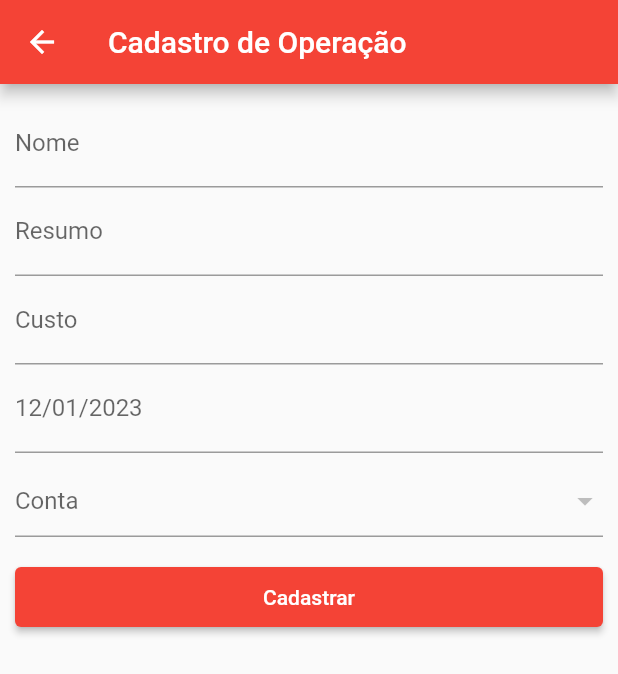
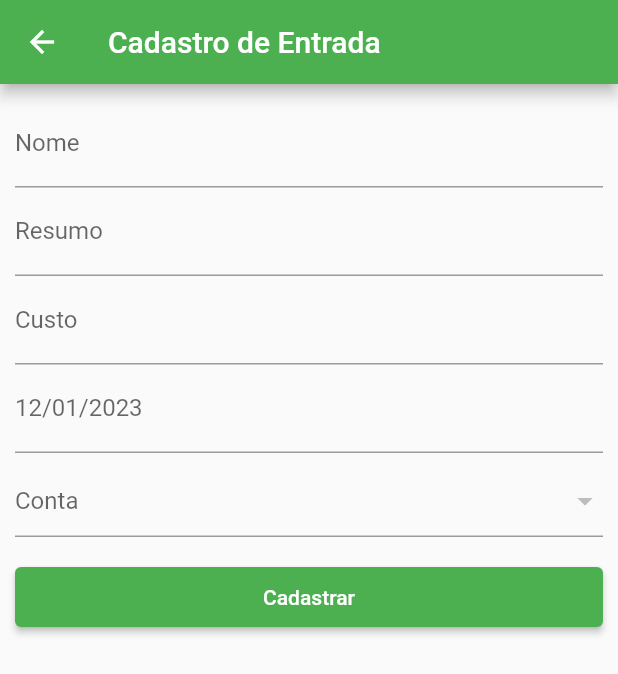
Before and after one commit to le0matias/gerenciamento_financas_pessoais, a Flutter app: the CadastrarOperacaoPage screen opened directly, after a tap on "Cadastrar", on a phone screen of 412 x 824 dp. Shown: the top 674 px of the screen. Run offline on Flutter 3.47's test engine with Material 2 defaults, Android fonts, the phone set to English and light mode, and no system bars; our stand-ins replace date_format, flutter_speed_dial, sqflite; accounts and stored records are empty.

```diff
--- a/lib/main.dart
+++ b/lib/main.dart
@@ -1,6 +1,7 @@
 import 'package:flutter/material.dart';
 import 'package:flutter_localizations/flutter_localizations.dart';
 import 'package:gerenciamento_financas_pessoais/pages/cadastrar_conta/cadastrar_conta_page.dart';
+import 'package:gerenciamento_financas_pessoais/pages/home/home_page.dart';
 
 import 'pages/cadastrar_operacao/cadastrar_operacao_page.dart';
 
@@ -12,13 +13,15 @@ class Main extends StatelessWidget {
   Widget build(BuildContext context) {
     return MaterialApp(
       localizationsDelegates: const [
+        GlobalCupertinoLocalizations.delegate,
         GlobalMaterialLocalizations.delegate,
         GlobalWidgetsLocalizations.delegate,
       ],
       supportedLocales: const [Locale('pt', 'BR'),],
       debugShowCheckedModeBanner: true,
       // home: CadastrarContaPage(),
-      home: CadastrarOperacaoPage(tipoOperacao: 'saida',),
+      // home: CadastrarOperacaoPage(tipoOperacao: 'entrada',),
+      home: HomePage(),
     );
   }
 }
--- a/lib/pages/cadastrar_operacao/cadastrar_operacao_page.dart
+++ b/lib/pages/cadastrar_operacao/cadastrar_operacao_page.dart
@@ -1,6 +1,7 @@
 import 'package:flutter/material.dart';
 
 import 'package:date_format/date_format.dart';
+import 'package:gerenciamento_financas_pessoais/pages/home/home_page.dart';
 import 'package:gerenciamento_financas_pessoais/services/operacao_service.dart';
 
 import '../../models/operacao.dart';
@@ -42,8 +43,10 @@ class _CadastrarOperacaoPageState extends State<CadastrarOperacaoPage> {
   Widget build(BuildContext context) {
     return Scaffold(
       appBar: AppBar(
-        title: const Text('Cadastro de Operação'),
-        backgroundColor: widget.tipoOperacao == 'entrada' ? Colors.blue : Colors.red,
+        title: Text(
+          widget.tipoOperacao == 'entrada' ? 'Cadastro de Entrada' : 'Cadastro de Saída'
+        ),
+        backgroundColor: widget.tipoOperacao == 'entrada' ? Colors.green : Colors.red,
       ),
       body: FutureBuilder(
         future: _carregaContas,
@@ -120,9 +123,12 @@ class _CadastrarOperacaoPageState extends State<CadastrarOperacaoPage> {
                                 custo: double.parse(_custoController.text),
                             );
                             os.addOperacao(novaOperacao);
+                            Navigator.of(context).push(
+                                MaterialPageRoute(builder: (_) => HomePage())
+                            );
                           },
                           style: ElevatedButton.styleFrom(
-                            backgroundColor: widget.tipoOperacao == 'entrada' ? Colors.blue : Colors.red
+                            backgroundColor: widget.tipoOperacao == 'entrada' ? Colors.green : Colors.red
                           ),
                           child: const Text('Cadastrar'),
                         ),
--- a/lib/pages/home/components/card_conta.dart
+++ b/lib/pages/home/components/card_conta.dart
@@ -41,7 +41,7 @@ Widget cardConta(BuildContext context, Conta conta) {
           ),
           const Positioned(
             top: 63,
-            right: 16,
+            left: 16,
             child: Text(
               'Saldo em Conta',
               style: TextStyle(
--- a/lib/pages/home/home_page.dart
+++ b/lib/pages/home/home_page.dart
@@ -1,5 +1,6 @@
 import 'package:flutter/material.dart';
 import 'package:gerenciamento_financas_pessoais/pages/home/components/body.dart';
+import 'package:gerenciamento_financas_pessoais/pages/home/components/speed_dial.dart';
 
 class HomePage extends StatelessWidget {
 
@@ -7,6 +8,7 @@ class HomePage extends StatelessWidget {
   Widget build(BuildContext context) {
     return Scaffold(
       body: Body(),
+      floatingActionButton: buildSpeedDial(context),
     );
   }
 }
```
